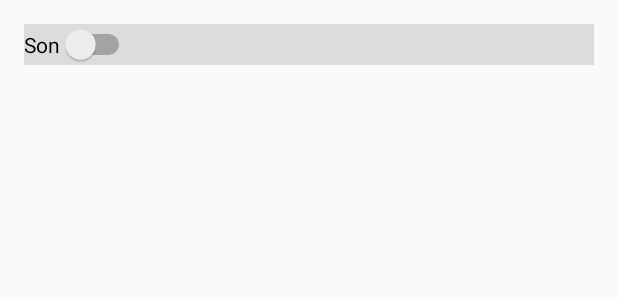
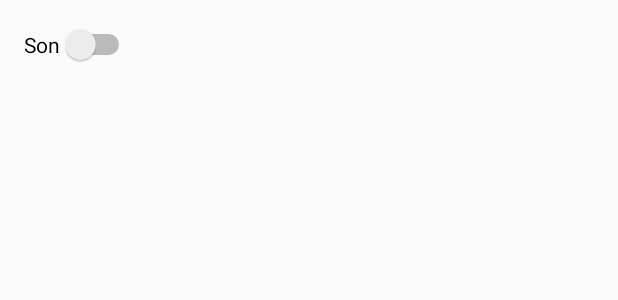
Before and after one commit to svandycke/AndroidMemory, an Android app: the layout activity_settings.xml on its own in the app's theme, with its tools: preview values and no code run, on a phone screen of 412 x 824 dp. Shown: the top 300 px of the screen. Run offline under Robolectric (Android 15) with nearby library versions, the light colour scheme and no system bars.

Commit message:
Ajout de l'activité settings

```diff
--- a/app/src/main/res/layout/activity_settings.xml
+++ b/app/src/main/res/layout/activity_settings.xml
@@ -19,8 +19,7 @@
 
         <TableRow
             android:layout_width="match_parent"
-            android:layout_height="match_parent"
-            tools:background="?android:attr/colorControlHighlight">
+            android:layout_height="match_parent">
             <Switch
                 android:text="Son"
                 android:layout_width="wrap_content"
```
